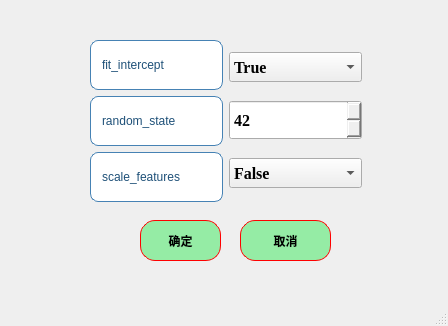
Qt form ui/algorithms11_LR_para.ui (azhongege24/predict_first) before a commit.
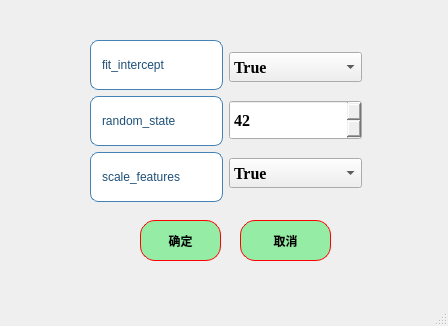
The same form after that commit.

```diff
--- a/ui/algorithms11_LR_para.ui
+++ b/ui/algorithms11_LR_para.ui
@@ -290,7 +290,7 @@
          </property>
          <item>
           <property name="text">
-           <string>False</string>
+           <string>True</string>
           </property>
          </item>
          <item>
```
Left out of the diff: 2 changed lines with no effect on the pictures.
